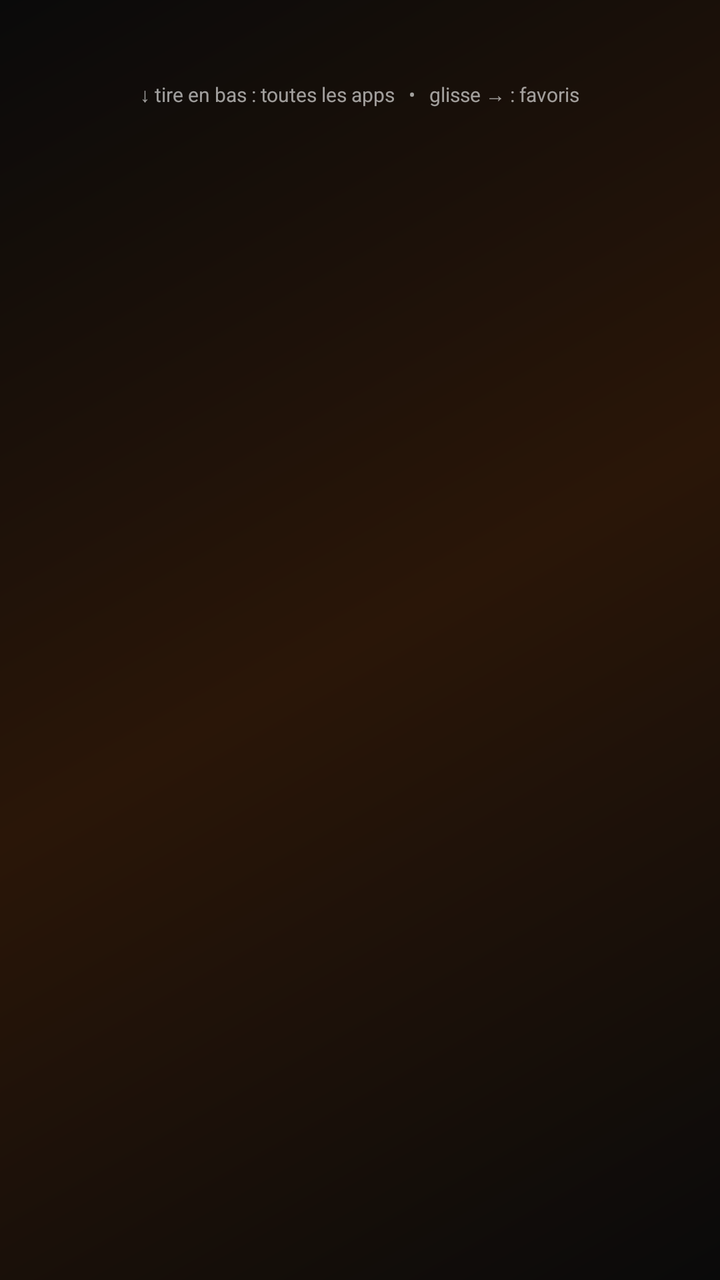
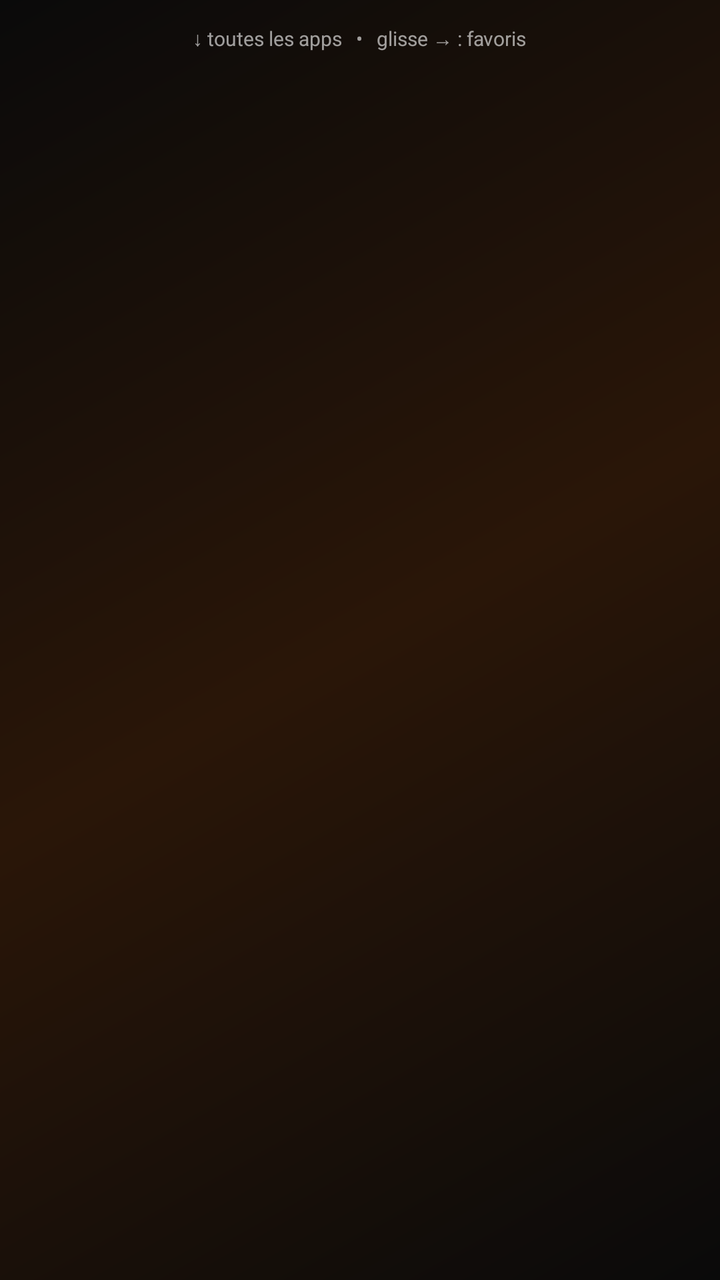

Before-and-after screenshots of an Android layout around one commit, followed by the original layout XML and the change that was made.
<!-- AndroidManifest.xml: application theme Theme.LexOS -->
<!-- res/layout/page_home.xml -->
<?xml version="1.0" encoding="utf-8"?>
<LinearLayout xmlns:android="http://schemas.android.com/apk/res/android"
    android:layout_width="match_parent"
    android:layout_height="match_parent"
    android:orientation="vertical"
    android:paddingTop="24dp"
    android:paddingStart="14dp"
    android:paddingEnd="14dp">

    <androidx.recyclerview.widget.RecyclerView
        android:id="@+id/homeGrid"
        android:layout_width="match_parent"
        android:layout_height="wrap_content" />

    <TextView
        android:layout_width="wrap_content"
        android:layout_height="wrap_content"
        android:layout_gravity="center_horizontal"
        android:layout_marginTop="16dp"
        android:text="↓ tire en bas : toutes les apps   •   glisse → : favoris"
        android:textColor="#99FFFFFF"
        android:textSize="10sp" />
</LinearLayout>
<!-- resources referenced by this layout -->
<resources>
  <style name="Theme.LexOS" parent="Theme.Material3.Dark.NoActionBar">
          <item name="android:windowBackground">@drawable/lexos_background</item>
          <item name="android:statusBarColor">@android:color/transparent</item>
          <item name="android:navigationBarColor">@android:color/transparent</item>
          <item name="android:windowLightStatusBar">false</item>
          <item name="colorPrimary">@color/lexos_orange</item>
          <item name="android:windowShowWallpaper">false</item>
      </style>
  <!-- drawable lexos_background (drawable) -->
  <?xml version="1.0" encoding="utf-8"?>
  <shape xmlns:android="http://schemas.android.com/apk/res/android"
      android:shape="rectangle">
      <gradient
          android:angle="135"
          android:startColor="@color/lexos_black"
          android:centerColor="@color/lexos_orange_dark"
          android:endColor="@color/lexos_black"
          android:type="linear" />
  </shape>
  <color name="lexos_orange">#FF6A00</color>
  <color name="lexos_black">#0A0A0A</color>
  <color name="lexos_orange_dark">#2A1608</color>
</resources>

<!-- the commit's change to res/layout/page_home.xml (unified diff, before → after) -->
@@ -3,21 +3,24 @@
     android:layout_width="match_parent"
     android:layout_height="match_parent"
     android:orientation="vertical"
-    android:paddingTop="24dp"
+    android:paddingTop="12dp"
     android:paddingStart="14dp"
     android:paddingEnd="14dp">
-
-    <androidx.recyclerview.widget.RecyclerView
-        android:id="@+id/homeGrid"
-        android:layout_width="match_parent"
-        android:layout_height="wrap_content" />
 
     <TextView
         android:layout_width="wrap_content"
         android:layout_height="wrap_content"
         android:layout_gravity="center_horizontal"
-        android:layout_marginTop="16dp"
-        android:text="↓ tire en bas : toutes les apps   •   glisse → : favoris"
+        android:layout_marginBottom="10dp"
+        android:text="↓ toutes les apps   •   glisse → : favoris"
         android:textColor="#99FFFFFF"
         android:textSize="10sp" />
+
+    <androidx.recyclerview.widget.RecyclerView
+        android:id="@+id/homeGrid"
+        android:layout_width="match_parent"
+        android:layout_height="0dp"
+        android:layout_weight="1"
+        android:clipToPadding="false"
+        android:paddingBottom="12dp" />
 </LinearLayout>
